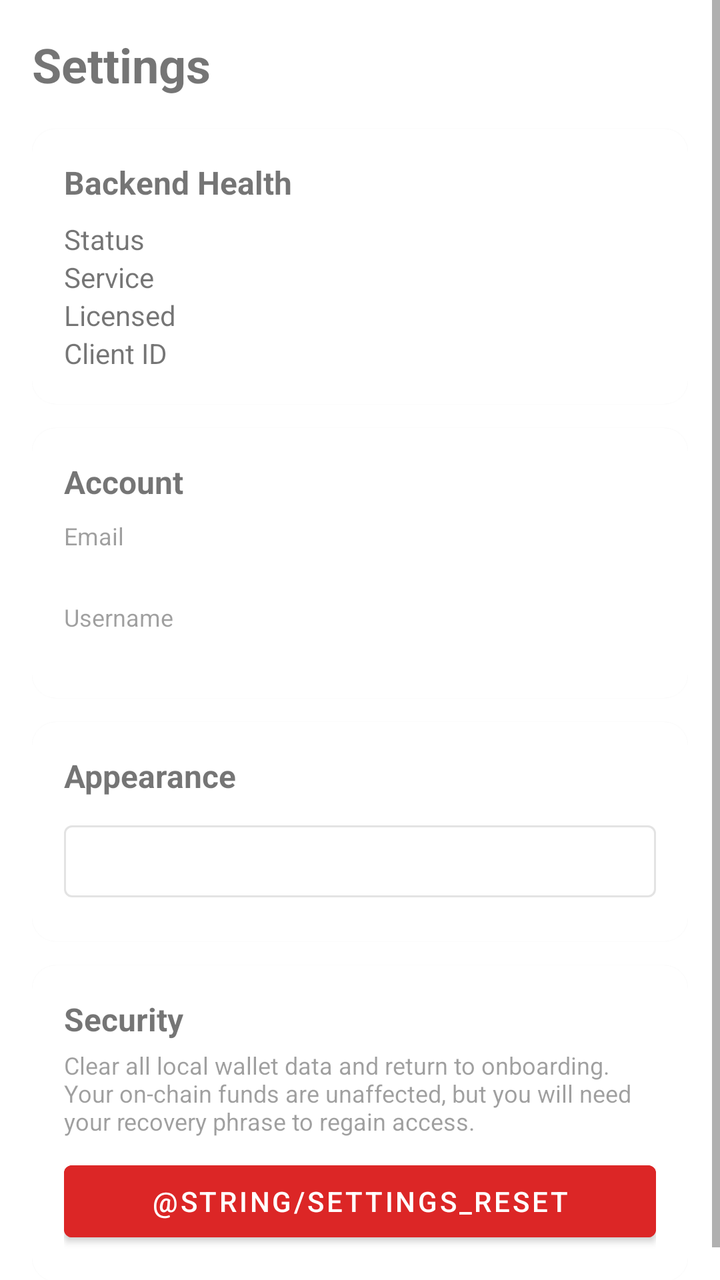
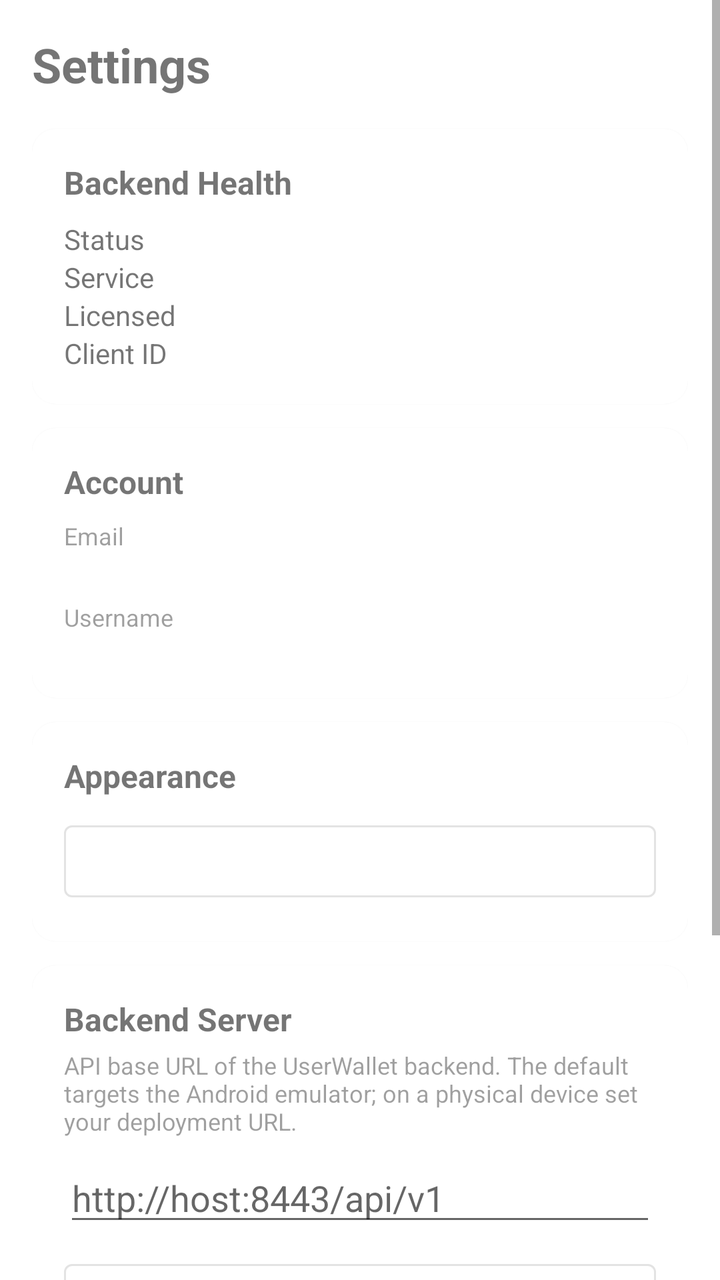

An Android layout rendered at two revisions. The XML below is the earlier revision; the diff shows what the commit changed to produce the second picture.
<!-- AndroidManifest.xml: application theme Theme.UserWallet -->
<!-- res/layout/fragment_settings.xml -->
<?xml version="1.0" encoding="utf-8"?>
<ScrollView xmlns:android="http://schemas.android.com/apk/res/android"
    xmlns:app="http://schemas.android.com/apk/res-auto"
    android:layout_width="match_parent"
    android:layout_height="match_parent"
    android:fillViewport="true">

    <LinearLayout
        android:layout_width="match_parent"
        android:layout_height="wrap_content"
        android:orientation="vertical"
        android:padding="16dp">

        <TextView
            android:layout_width="wrap_content"
            android:layout_height="wrap_content"
            android:text="@string/settings_title"
            android:textSize="24sp"
            android:textStyle="bold" />

        <com.google.android.material.card.MaterialCardView
            android:layout_width="match_parent"
            android:layout_height="wrap_content"
            android:layout_marginTop="16dp"
            app:cardCornerRadius="12dp"
            app:contentPadding="16dp">

            <LinearLayout
                android:layout_width="match_parent"
                android:layout_height="wrap_content"
                android:orientation="vertical">

                <TextView
                    android:layout_width="wrap_content"
                    android:layout_height="wrap_content"
                    android:text="@string/settings_backend_health"
                    android:textSize="16sp"
                    android:textStyle="bold" />

                <LinearLayout
                    android:layout_width="match_parent"
                    android:layout_height="wrap_content"
                    android:layout_marginTop="8dp"
                    android:orientation="horizontal">

                    <TextView
                        android:layout_width="0dp"
                        android:layout_height="wrap_content"
                        android:layout_weight="1"
                        android:text="@string/settings_status" />

                    <TextView
                        android:id="@+id/healthStatus"
                        android:layout_width="0dp"
                        android:layout_height="wrap_content"
                        android:layout_weight="2" />
                </LinearLayout>

                <LinearLayout
                    android:layout_width="match_parent"
                    android:layout_height="wrap_content"
                    android:orientation="horizontal">

                    <TextView
                        android:layout_width="0dp"
                        android:layout_height="wrap_content"
                        android:layout_weight="1"
                        android:text="@string/settings_service" />

                    <TextView
                        android:id="@+id/healthService"
                        android:layout_width="0dp"
                        android:layout_height="wrap_content"
                        android:layout_weight="2" />
                </LinearLayout>

                <LinearLayout
                    android:layout_width="match_parent"
                    android:layout_height="wrap_content"
                    android:orientation="horizontal">

                    <TextView
                        android:layout_width="0dp"
                        android:layout_height="wrap_content"
                        android:layout_weight="1"
                        android:text="@string/settings_licensed" />

                    <TextView
                        android:id="@+id/healthLicensed"
                        android:layout_width="0dp"
                        android:layout_height="wrap_content"
                        android:layout_weight="2" />
                </LinearLayout>

                <LinearLayout
                    android:layout_width="match_parent"
                    android:layout_height="wrap_content"
                    android:orientation="horizontal">

                    <TextView
                        android:layout_width="0dp"
                        android:layout_height="wrap_content"
                        android:layout_weight="1"
                        android:text="@string/settings_client_id" />

                    <TextView
                        android:id="@+id/healthClientId"
                        android:layout_width="0dp"
                        android:layout_height="wrap_content"
                        android:layout_weight="2"
                        android:fontFamily="monospace"
                        android:textSize="11sp" />
                </LinearLayout>
            </LinearLayout>
        </com.google.android.material.card.MaterialCardView>

        <com.google.android.material.card.MaterialCardView
            android:layout_width="match_parent"
            android:layout_height="wrap_content"
            android:layout_marginTop="12dp"
            app:cardCornerRadius="12dp"
            app:contentPadding="16dp">

            <LinearLayout
                android:layout_width="match_parent"
                android:layout_height="wrap_content"
                android:orientation="vertical">

                <TextView
                    android:layout_width="wrap_content"
                    android:layout_height="wrap_content"
                    android:text="@string/settings_account"
                    android:textSize="16sp"
                    android:textStyle="bold" />

                <TextView
                    android:layout_width="wrap_content"
                    android:layout_height="wrap_content"
                    android:layout_marginTop="8dp"
                    android:text="@string/settings_email"
                    android:textSize="12sp"
                    android:alpha="0.7" />

                <TextView
                    android:id="@+id/accountEmail"
                    android:layout_width="match_parent"
                    android:layout_height="wrap_content"
                    android:fontFamily="monospace"
                    android:textSize="12sp" />

                <TextView
                    android:layout_width="wrap_content"
                    android:layout_height="wrap_content"
                    android:layout_marginTop="8dp"
                    android:text="@string/settings_username"
                    android:textSize="12sp"
                    android:alpha="0.7" />

                <TextView
                    android:id="@+id/accountUsername"
                    android:layout_width="match_parent"
                    android:layout_height="wrap_content"
                    android:fontFamily="monospace"
                    android:textSize="12sp" />
            </LinearLayout>
        </com.google.android.material.card.MaterialCardView>

        <com.google.android.material.card.MaterialCardView
            android:layout_width="match_parent"
            android:layout_height="wrap_content"
            android:layout_marginTop="12dp"
            app:cardCornerRadius="12dp"
            app:contentPadding="16dp">

            <LinearLayout
                android:layout_width="match_parent"
                android:layout_height="wrap_content"
                android:orientation="vertical">

                <TextView
                    android:layout_width="wrap_content"
                    android:layout_height="wrap_content"
                    android:text="@string/settings_appearance"
                    android:textSize="16sp"
                    android:textStyle="bold" />

                <com.google.android.material.button.MaterialButton
                    android:id="@+id/themeButton"
                    style="@style/Widget.MaterialComponents.Button.OutlinedButton"
                    android:layout_width="match_parent"
                    android:layout_height="wrap_content"
                    android:layout_marginTop="8dp" />
            </LinearLayout>
        </com.google.android.material.card.MaterialCardView>

        <com.google.android.material.card.MaterialCardView
            android:layout_width="match_parent"
            android:layout_height="wrap_content"
            android:layout_marginTop="12dp"
            app:cardCornerRadius="12dp"
            app:contentPadding="16dp">

            <LinearLayout
                android:layout_width="match_parent"
                android:layout_height="wrap_content"
                android:orientation="vertical">

                <TextView
                    android:layout_width="wrap_content"
                    android:layout_height="wrap_content"
                    android:text="@string/settings_security"
                    android:textSize="16sp"
                    android:textStyle="bold" />

                <TextView
                    android:layout_width="match_parent"
                    android:layout_height="wrap_content"
                    android:layout_marginTop="4dp"
                    android:text="@string/settings_reset_desc"
                    android:textSize="12sp"
                    android:alpha="0.7" />

                <com.google.android.material.button.MaterialButton
                    android:id="@+id/logoutButton"
                    style="@style/Widget.MaterialComponents.Button"
                    android:layout_width="match_parent"
                    android:layout_height="wrap_content"
                    android:layout_marginTop="8dp"
                    android:backgroundTint="@color/error"
                    android:text="@string/settings_reset" />
            </LinearLayout>
        </com.google.android.material.card.MaterialCardView>
    </LinearLayout>
</ScrollView>
<!-- resources referenced by this layout -->
<resources>
  <color name="error">#DC2626</color>
  <string name="settings_account">Account</string>
  <string name="settings_appearance">Appearance</string>
  <string name="settings_backend_health">Backend Health</string>
  <string name="settings_client_id">Client ID</string>
  <string name="settings_email">Email</string>
  <string name="settings_licensed">Licensed</string>
  <string name="settings_reset_desc">Clear all local wallet data and return to onboarding. Your on-chain funds are unaffected, but you will need your recovery phrase to regain access.</string>
  <string name="settings_security">Security</string>
  <string name="settings_service">Service</string>
  <string name="settings_status">Status</string>
  <string name="settings_title">Settings</string>
  <string name="settings_username">Username</string>
  <style name="Theme.UserWallet" parent="Theme.MaterialComponents.DayNight.NoActionBar">
          <item name="colorPrimary">#F97316</item>
          <item name="colorPrimaryVariant">#EA580C</item>
          <item name="colorOnPrimary">#FFFFFF</item>
          <item name="colorSecondary">#FB923C</item>
          <item name="colorOnSecondary">#1F1300</item>
          <item name="colorSurface">@android:color/white</item>
          <item name="colorOnSurface">#1B1B1B</item>
          <item name="colorBackground">#FAFAFA</item>
          <item name="colorError">#DC2626</item>
          <item name="android:statusBarColor">?attr/colorPrimaryVariant</item>
      </style>
</resources>

<!-- the commit's change to res/layout/fragment_settings.xml (unified diff, before → after) -->
@@ -208,6 +208,51 @@
                 <TextView
                     android:layout_width="wrap_content"
                     android:layout_height="wrap_content"
+                    android:text="@string/settings_backend"
+                    android:textSize="16sp"
+                    android:textStyle="bold" />
+
+                <TextView
+                    android:layout_width="match_parent"
+                    android:layout_height="wrap_content"
+                    android:layout_marginTop="4dp"
+                    android:text="@string/settings_backend_desc"
+                    android:textSize="12sp"
+                    android:alpha="0.7" />
+
+                <EditText
+                    android:id="@+id/backendUrlInput"
+                    android:layout_width="match_parent"
+                    android:layout_height="wrap_content"
+                    android:layout_marginTop="8dp"
+                    android:hint="@string/settings_backend_hint"
+                    android:inputType="textUri" />
+
+                <com.google.android.material.button.MaterialButton
+                    android:id="@+id/backendUrlSaveButton"
+                    style="@style/Widget.MaterialComponents.Button.OutlinedButton"
+                    android:layout_width="match_parent"
+                    android:layout_height="wrap_content"
+                    android:layout_marginTop="8dp"
+                    android:text="@string/settings_backend_save" />
+            </LinearLayout>
+        </com.google.android.material.card.MaterialCardView>
+
+        <com.google.android.material.card.MaterialCardView
+            android:layout_width="match_parent"
+            android:layout_height="wrap_content"
+            android:layout_marginTop="12dp"
+            app:cardCornerRadius="12dp"
+            app:contentPadding="16dp">
+
+            <LinearLayout
+                android:layout_width="match_parent"
+                android:layout_height="wrap_content"
+                android:orientation="vertical">
+
+                <TextView
+                    android:layout_width="wrap_content"
+                    android:layout_height="wrap_content"
                     android:text="@string/settings_security"
                     android:textSize="16sp"
                     android:textStyle="bold" />
<!-- resource entries referenced after the edit -->
@@ -3,7 +3,11 @@
   <color name="error">#DC2626</color>
   <string name="settings_account">Account</string>
   <string name="settings_appearance">Appearance</string>
+  <string name="settings_backend">Backend Server</string>
+  <string name="settings_backend_desc">API base URL of the UserWallet backend. The default targets the Android emulator; on a physical device set your deployment URL.</string>
   <string name="settings_backend_health">Backend Health</string>
+  <string name="settings_backend_hint">http://host:8443/api/v1</string>
+  <string name="settings_backend_save">Save Server URL</string>
   <string name="settings_client_id">Client ID</string>
   <string name="settings_email">Email</string>
   <string name="settings_licensed">Licensed</string>
